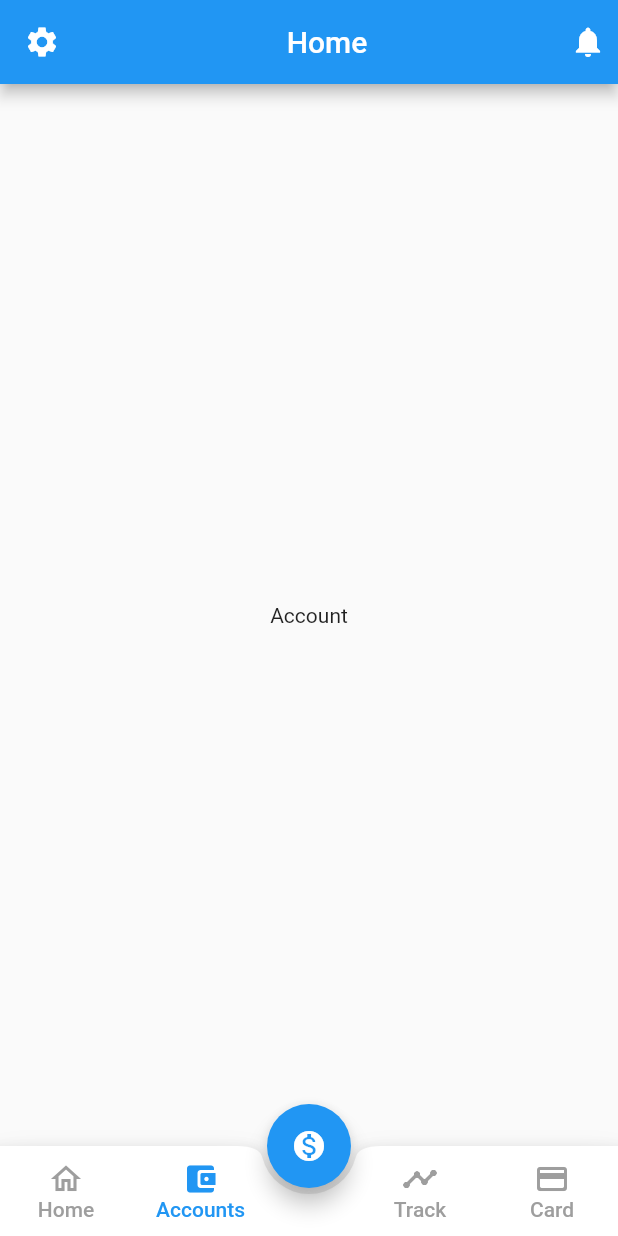
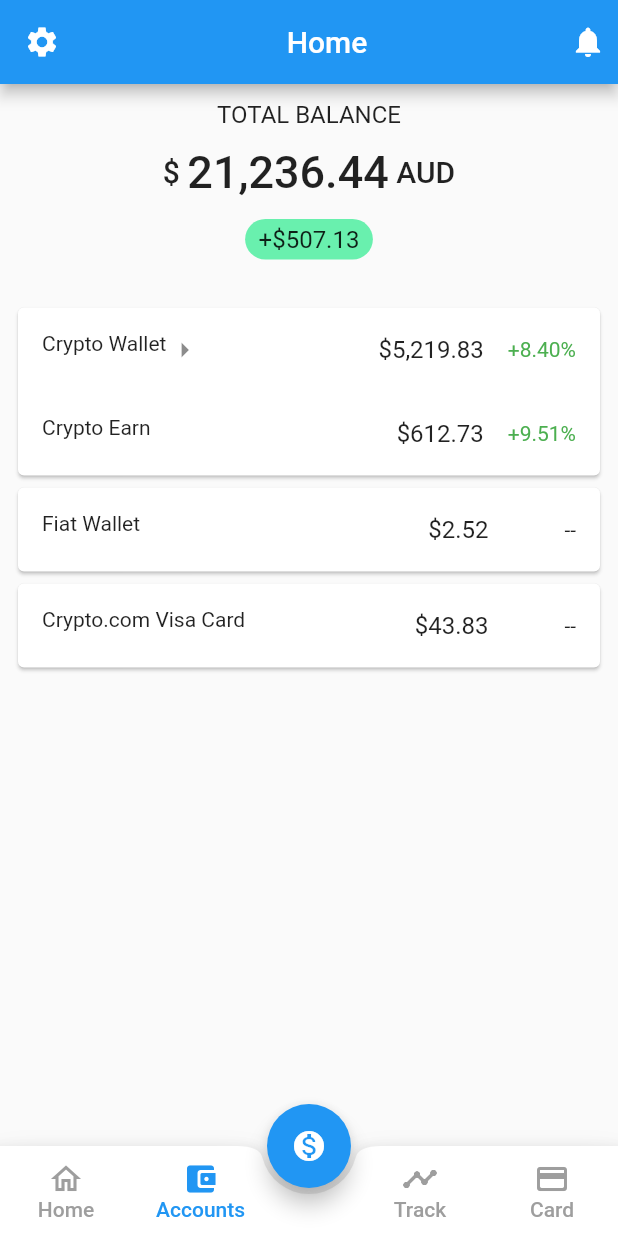
Before and after one commit to undisputedcoder/eMoney, a Flutter app: the screen it shows after launch, item 2 of the bottom bar chosen, on a phone screen of 412 x 824 dp. Run offline on Flutter 3.47's test engine with Material 2 defaults, Android fonts, the phone set to English and light mode, and no system bars.

Commit message:
Added accounts screen

```diff
--- a/lib/screens/account.dart
+++ b/lib/screens/account.dart
@@ -5,8 +5,106 @@ class Account extends StatelessWidget {
   @override
   Widget build(BuildContext context) {
     return Scaffold(
-      body: Container(
-        child: Center(child: Text("Account")),
+      body: SafeArea(
+          child: SingleChildScrollView(
+            scrollDirection: Axis.vertical,
+            child: Padding(
+              padding: const EdgeInsets.only(left: 8.0, right: 8.0),
+              child: Column(
+                children: [
+                  Column(
+                    children: [
+                      Padding(
+                        padding: const EdgeInsets.all(11.0),
+                        child: Text("Total Balance".toUpperCase(),
+                          style: TextStyle(
+                              fontSize: 16.0
+                          ),
+                        ),
+                      ),
+                      Padding(
+                        padding: const EdgeInsets.only(bottom: 6.0),
+                        child: Row(
+                          mainAxisAlignment: MainAxisAlignment.center,
+                          children: [
+                            Text("\$ ",
+                              style: TextStyle(
+                                  fontSize: 20,
+                                  fontWeight: FontWeight.w500
+                              ),
+                            ),
+                            Text("21,236.44",
+                              style: TextStyle(
+                                  fontSize: 30,
+                                  fontWeight: FontWeight.w500
+                              ),
+                            ),
+                            Text(" AUD",
+                              style: TextStyle(
+                                  fontSize: 20,
+                                  fontWeight: FontWeight.w500
+                              ),
+                            ),
+                          ],
+                        ),
+                      ),
+                      Padding(
+                        padding: const EdgeInsets.all(8.0),
+                        child: Container(
+                          decoration: BoxDecoration(
+                            borderRadius: BorderRadius.all(Radius.circular(15.0)),
+                            color: Colors.greenAccent
+                          ),
+                          child: Padding(
+                            padding: const EdgeInsets.fromLTRB(9.0, 4.0, 9.0, 4.0),
+                            child: Text("+\$507.13", style: TextStyle(fontSize: 16)),
+                          ),
+                        ),
+                      )
+                    ],
+                  ),
+                  SizedBox(height: 20),
+                  Card(
+                    child: ListView(
+                      scrollDirection: Axis.vertical,
+                      shrinkWrap: true,
+                      children: [
+                        ListTile(
+                          leading: Wrap(
+                            children: [
+                              Text("Crypto Wallet"),
+                              Icon(Icons.arrow_right)
+                            ],
+                          ),
+                          title: Align(alignment: Alignment.centerRight, child: Text("\$5,219.83")),
+                          trailing: Text("+8.40%", style: TextStyle(color: Colors.green)),
+                        ),
+                        ListTile(
+                          leading: Text("Crypto Earn"),
+                          title: Align(alignment: Alignment.centerRight, child: Text("\$612.73")),
+                          trailing: Text("+9.51%", style: TextStyle(color: Colors.green)),
+                        )
+                      ],
+                    ),
+                  ),
+                  Card(
+                    child: ListTile(
+                      leading: Text("Fiat Wallet"),
+                      title: Align(alignment: Alignment.centerRight, child: Text("\$2.52")),
+                      trailing: Text("          --"),
+                    ),
+                  ),
+                  Card(
+                    child: ListTile(
+                      leading: Text("Crypto.com Visa Card"),
+                      title: Align(alignment: Alignment.centerRight, child: Text("\$43.83")),
+                      trailing: Text("          --"),
+                    ),
+                  ),
+                ],
+              ),
+            ),
+          )
       ),
     );
   }
--- a/lib/screens/home.dart
+++ b/lib/screens/home.dart
@@ -13,7 +13,7 @@ class Home extends StatelessWidget {
   final List<num> topGainersPercent = [12.71, 9.53];
   final List<String> topGainersimages = ['kyber.png', 'theta.png'];
 
-  static const double ICONSIZE = 35.0;
+  static const double ICONSIZE = 30.0;
 
   @override
   Widget build(BuildContext context) {
@@ -73,7 +73,7 @@ class Home extends StatelessWidget {
                   children: [
                     Text("Favourites".toUpperCase()),
                     Spacer(),
-                    Text("See All"),
+                    Text("See All", style: TextStyle(color: Colors.blueAccent)),
                   ],
                 ),
               ),
@@ -87,7 +87,7 @@ class Home extends StatelessWidget {
                     itemCount: entries.length,
                     itemBuilder: (BuildContext context, int index) {
                       return Container(
-                        height: 65,
+                        height: 60,
                         child: ListTile(
                           leading: Image(
                             width: ICONSIZE,
```
